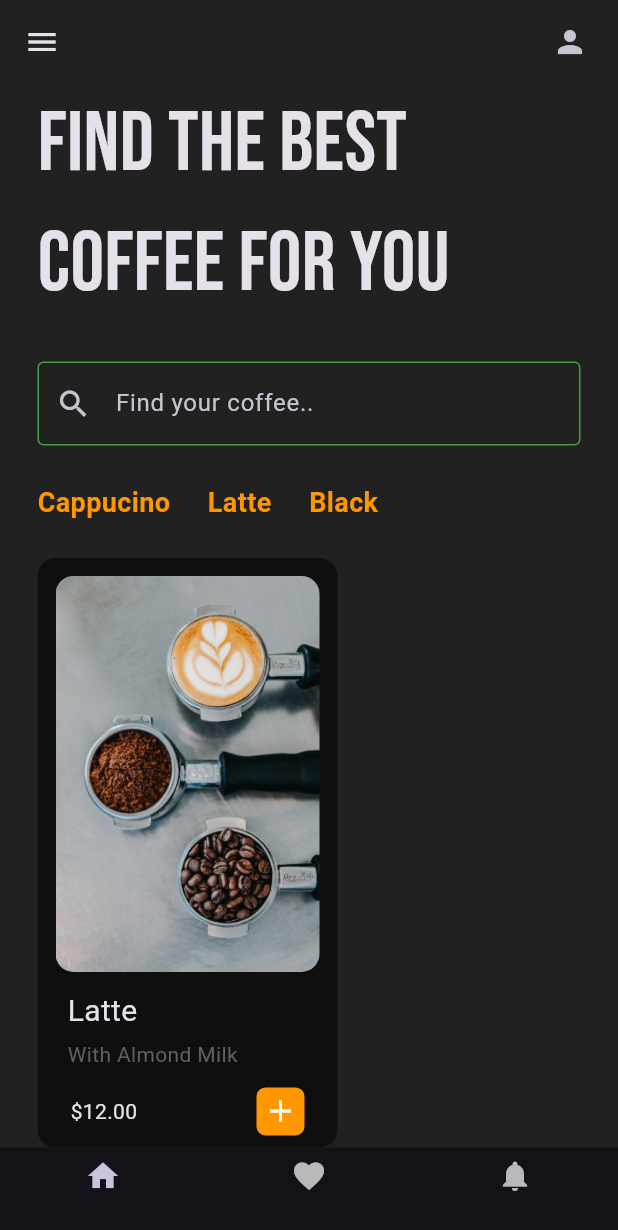
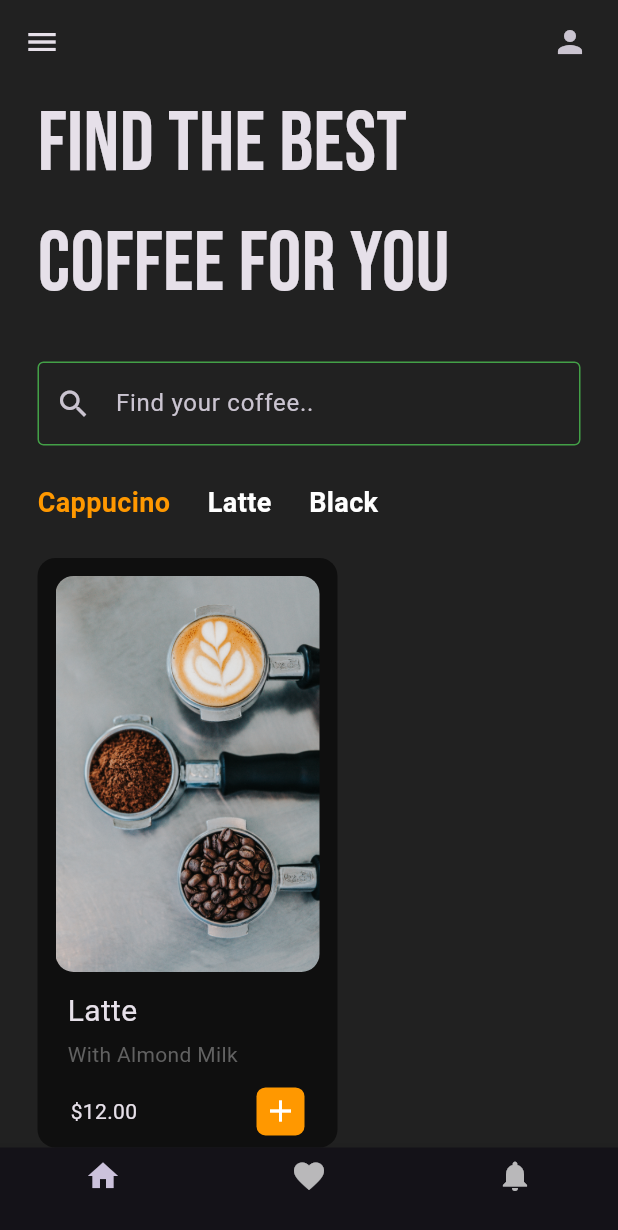
Before and after one commit to avikumar11haz/coffeeapp_ui, a Flutter app: the screen it shows after launch, on a phone screen of 412 x 824 dp. Shown: the top 1230 px of the screen. Run offline on Flutter 3.47's test engine with Material 3 defaults, Android fonts, the phone set to English and light mode, and no system bars; our stand-ins replace google_fonts.

Commit message:
horizontal listview of coffee types

```diff
--- a/lib/pages/home_page.dart
+++ b/lib/pages/home_page.dart
@@ -11,6 +11,12 @@ class HomePage extends StatefulWidget {
 }
 
 class _HomePageState extends State<HomePage> {
+
+  //user tapped on coffee types
+  void coffeeTypeSelected() {
+
+  }
+
   @override
   Widget build(BuildContext context) {
     return Scaffold(
@@ -78,9 +84,15 @@ class _HomePageState extends State<HomePage> {
             child: ListView(
               scrollDirection: Axis.horizontal,
               children: [
-                CoffeeType(coffeeType: 'Cappucino',),
-                CoffeeType(coffeeType: "Latte"),
-                CoffeeType(coffeeType: "Black"),
+                CoffeeType(coffeeType: 'Cappucino',
+                isSelected: true,
+                onTap: coffeeTypeSelected,),
+                CoffeeType(coffeeType: "Latte",
+                isSelected: false,
+                onTap: coffeeTypeSelected,),
+                CoffeeType(coffeeType: "Black",
+                isSelected: false,
+                onTap: coffeeTypeSelected,),
               ],
             ),
           ),
--- a/lib/util/coffee_type.dart
+++ b/lib/util/coffee_type.dart
@@ -2,19 +2,30 @@ import 'package:flutter/material.dart';
 
 class CoffeeType extends StatelessWidget {
   final String coffeeType;
+  final bool isSelected;
+  final VoidCallback onTap;
 
-  CoffeeType({required this.coffeeType});
+  CoffeeType({
+    required this.coffeeType,
+    required this.isSelected,
+    required this.onTap,
+  });
 
   @override
   Widget build(BuildContext context) {
-    return Padding(
-      padding: const EdgeInsets.only(left: 25.0),
-      child: Text(coffeeType,
-      style: const TextStyle(
-        fontSize: 18,
-        fontWeight: FontWeight.bold,
-        color: Colors.orange,
-      ),),
+    return GestureDetector(
+      onTap: onTap,
+      child: Padding(
+        padding: const EdgeInsets.only(left: 25.0),
+        child: Text(
+          coffeeType,
+          style: TextStyle(
+            fontSize: 18,
+            fontWeight: FontWeight.bold,
+            color: isSelected ? Colors.orange : Colors.white,
+          ),
+        ),
+      ),
     );
   }
 }
```
